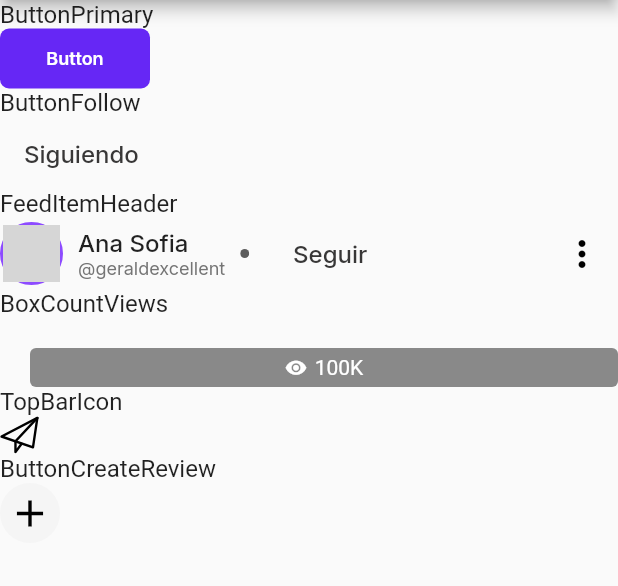
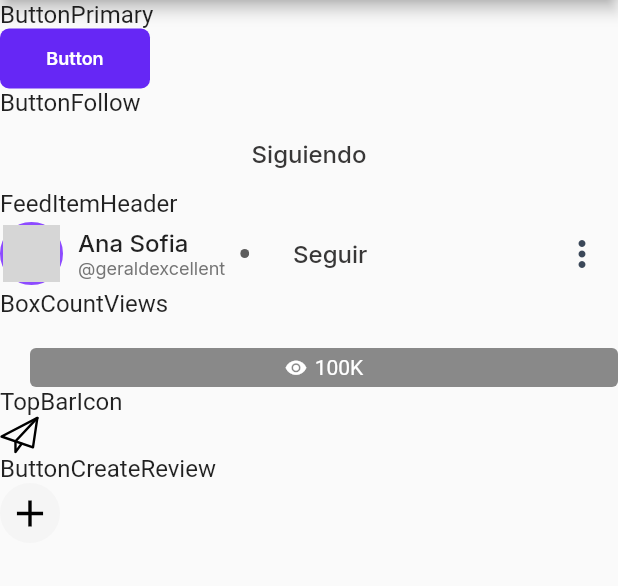
Before and after one commit to tipzty/tipzty_flutter_ui, a Flutter app: the screen it shows after launch, on a phone screen of 412 x 824 dp, the part 84-670 px from its top. Run offline on Flutter 3.47's test engine with Material 2 defaults, Android fonts, the phone set to English and light mode, and no system bars; drawn by our look-alikes of cached_network_image; our stand-ins replace google_fonts, websafe_svg; network calls fail; grey boxes are pictures that could not be loaded.

Commit message:
UI Fix V8

```diff
--- a/lib/src/widgets/button_follow.dart
+++ b/lib/src/widgets/button_follow.dart
@@ -6,21 +6,36 @@ import '../../shared/constants.dart';
 class ButtonFollow extends StatelessWidget {
   final Function onPressed;
   final bool following;
+  final Color splashColor;
+  final Color highlightColor;
+  final Color textColor;
 
-  ButtonFollow({this.onPressed, this.following = false});
+  ButtonFollow({
+    this.onPressed,
+    this.following = false,
+    this.splashColor = Colors.transparent,
+    this.highlightColor = Colors.transparent,
+    this.textColor = textColorBlack,
+  });
 
   @override
   Widget build(BuildContext context) {
     return FlatButton(
-        shape: RoundedRectangleBorder(borderRadius: BorderRadius.circular(4)),
-        hoverColor: Colors.transparent,
-        onPressed: onPressed,
-        textColor: textColorBlack,
-        highlightColor: Colors.transparent,
-        splashColor: Colors.transparent,
-        child: Container(
-            child: Text(following ? "Siguiendo" : "Seguir",
-                style: GoogleFonts.inter(
-                    fontSize: 16, fontWeight: FontWeight.w500))));
+      shape: RoundedRectangleBorder(borderRadius: BorderRadius.circular(4)),
+      hoverColor: Colors.transparent,
+      onPressed: onPressed,
+      textColor: textColorBlack,
+      highlightColor: highlightColor,
+      splashColor: splashColor,
+      child: Center(
+        child: Text(
+          following ? "Siguiendo" : "Seguir",
+          style: GoogleFonts.inter(
+            fontSize: 16,
+            fontWeight: FontWeight.w500,
+          ),
+        ),
+      ),
+    );
   }
 }
--- a/lib/src/widgets/feed/feed_item_header.dart
+++ b/lib/src/widgets/feed/feed_item_header.dart
@@ -5,7 +5,6 @@ import 'package:google_fonts/google_fonts.dart';
 
 import '../../../shared/constants.dart';
 import '../../../shelf.dart';
-import '../typography.dart';
 
 class UserImage extends StatelessWidget {
   final Function onTap;
@@ -145,7 +144,7 @@ class FeedItemHeader extends StatelessWidget {
               onPressed: () {},
               icon: Icon(
                 Icons.more_vert,
-                color: Colors.black,
+                color: Color.fromRGBO(59, 72, 89, 1.0),
                 size: 28,
               ),
             ),
```
